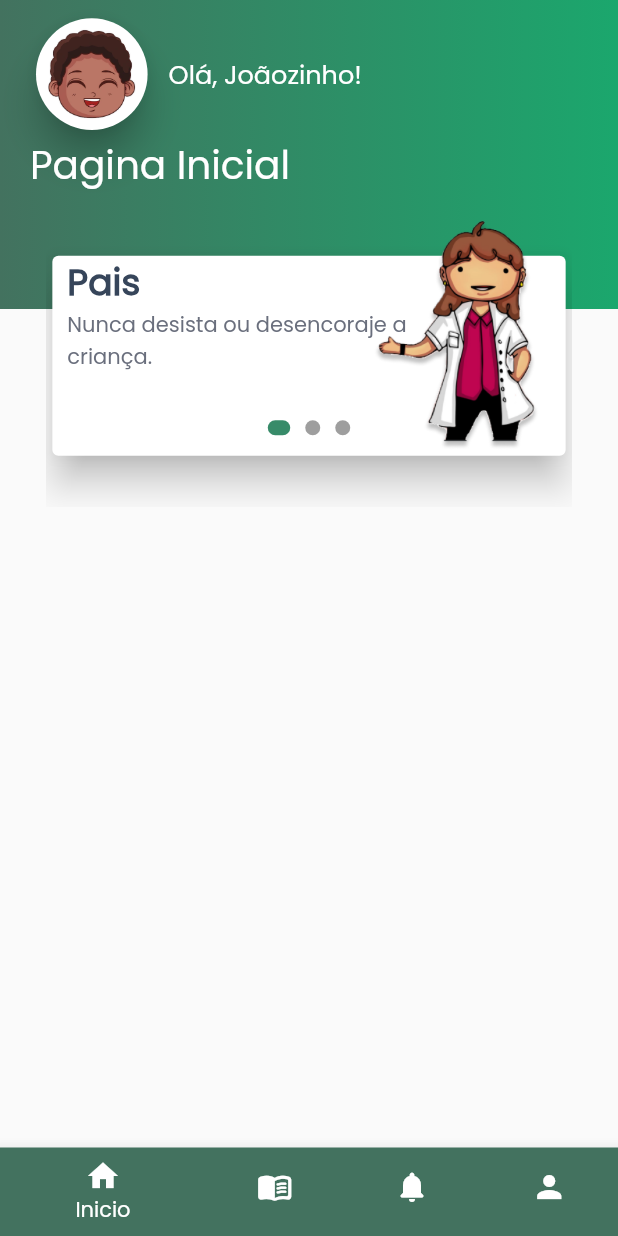
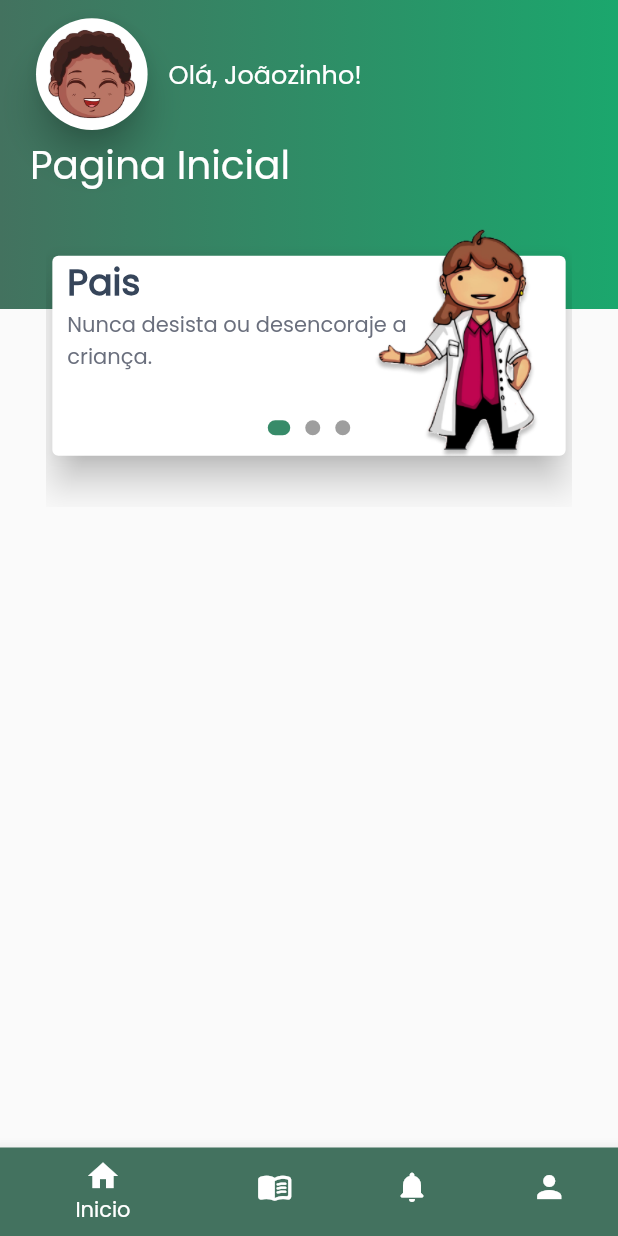
Before and after one commit to WemersonDamasceno/fono-play-tcc, a Flutter app: the screen it shows after launch, on a phone screen of 412 x 824 dp. Run offline on Flutter 3.47's test engine with Material 2 defaults, Android fonts, the phone set to English and light mode, and no system bars; our stand-ins replace flutter_mobx, mobx; generated files the repository leaves out were written again.

```diff
--- a/lib/src/pages/paciente/home/1_inicio/widgets/banner/banner_widget.dart
+++ b/lib/src/pages/paciente/home/1_inicio/widgets/banner/banner_widget.dart
@@ -47,7 +47,7 @@ class _BannerWidgetState extends State<BannerWidget> {
             ),
           ),
           Positioned(
-            bottom: size.height * .135,
+            bottom: size.height * .128,
             left: size.width * 0.6,
             child: Image.asset(
               "assets/images/fono_explica.png",
```
